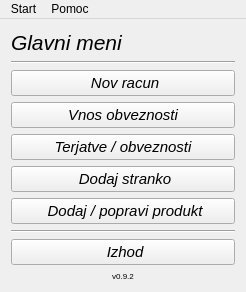
First picture: the form in mainwindow.ui, repository MaxMaxy/racun, before the edit.
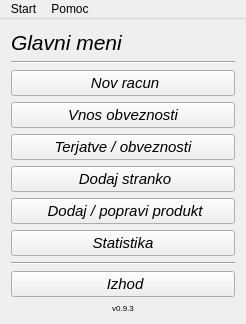
Second picture: the form after the edit. Icons and pictures are not drawn.

Commit message: v0.9.3 grafi, statistika popravljena

What changed in the file:
```diff
--- a/mainwindow.ui
+++ b/mainwindow.ui
@@ -157,6 +157,24 @@
         </property>
        </widget>
       </item>
+      <item>
+       <widget class="QPushButton" name="pushButton_7">
+        <property name="font">
+         <font>
+          <pointsize>11</pointsize>
+          <italic>true</italic>
+         </font>
+        </property>
+        <property name="text">
+         <string>Statistika</string>
+        </property>
+        <property name="icon">
+         <iconset>
+          <normalon>:/icons/statistic.png</normalon>
+         </iconset>
+        </property>
+       </widget>
+      </item>
       <item>
        <widget class="Line" name="line">
         <property name="orientation">
@@ -202,7 +220,7 @@
          <enum>QFrame::Raised</enum>
         </property>
         <property name="text">
-         <string>v0.9.2</string>
+         <string>v0.9.3</string>
         </property>
         <property name="textFormat">
          <enum>Qt::AutoText</enum>
```
The commit also changes 18 other files.
